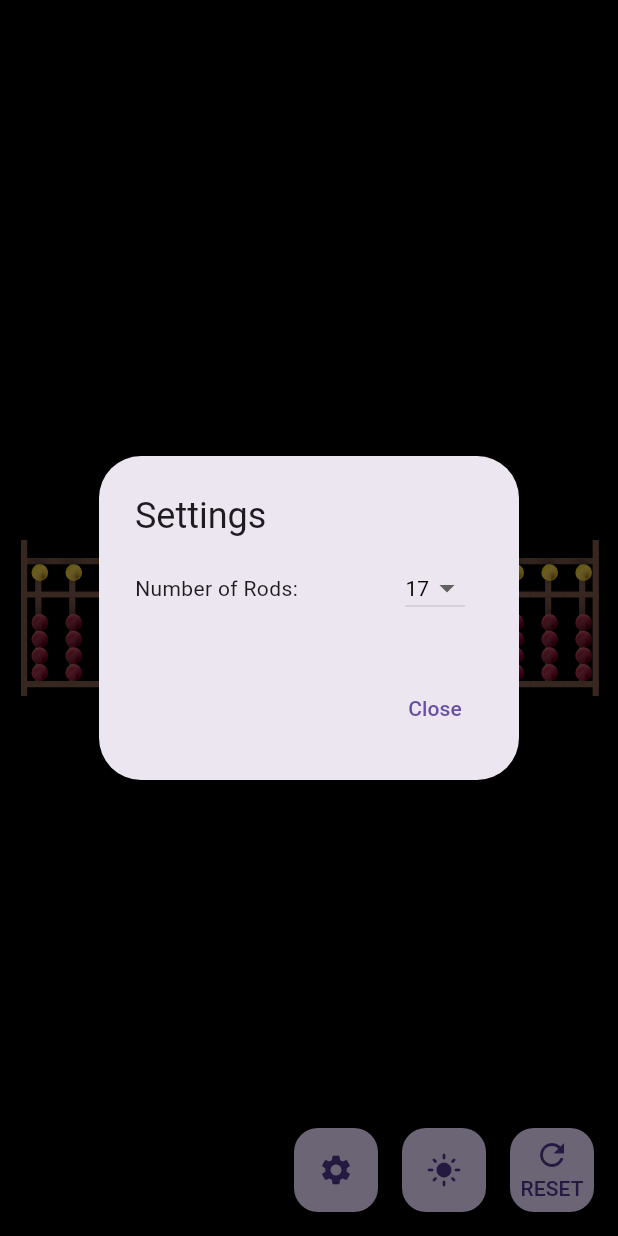
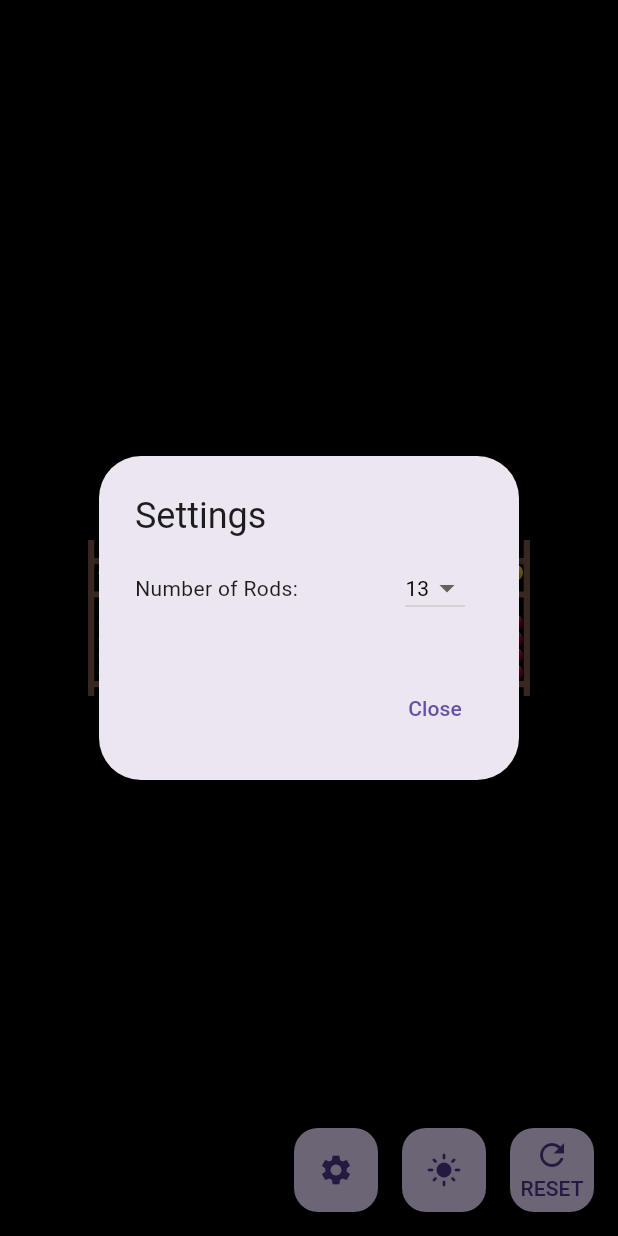
Before and after one commit to Ibrahim-Lokman/abacusspro, a Flutter app: the screen it shows after launch, after a tap on the "settings" icon, on a phone screen of 412 x 824 dp. Run offline on Flutter 3.47's test engine with Material 3 defaults, Android fonts, the phone set to English and light mode, and no system bars.

Commit message:
Default stick selected = 13

```diff
--- a/lib/horizontal_board.dart
+++ b/lib/horizontal_board.dart
@@ -10,7 +10,7 @@ class HorMultipleSticks extends StatefulWidget {
 }
 
 class _HorMultipleSticksState extends State<HorMultipleSticks> {
-  int numberOfSticks = 17; // Changed from static to instance variable
+  int numberOfSticks = 13; // Changed from static to instance variable
   bool isDarkMode = true;
   late double ballSize;
   late double stickStart;
@@ -26,7 +26,8 @@ class _HorMultipleSticksState extends State<HorMultipleSticks> {
   late List<double> maxSection2Positions;
 
   // Available stick count options
-  final List<int> stickOptions = [5, 7, 9, 11, 13, 15, 17];
+  // final List<int> stickOptions = [1, 3, 5, 7, 9, 11, 13, 15, 17];
+  final List<int> stickOptions = [for (int i = 17; i >= 1; i -= 1) i];
 
   // Theme colors
   late Color backgroundColor;
@@ -200,8 +201,8 @@ class _HorMultipleSticksState extends State<HorMultipleSticks> {
                                             dismissDirection:
                                                 DismissDirection.horizontal,
                                             showCloseIcon: true,
-                                            content: Text(
-                                                '$numberOfSticks rods selected'),
+                                            content:
+                                                Text('$newValue rods selected'),
                                           ));
 
                                           // Make sure to call setState to update the UI
```
